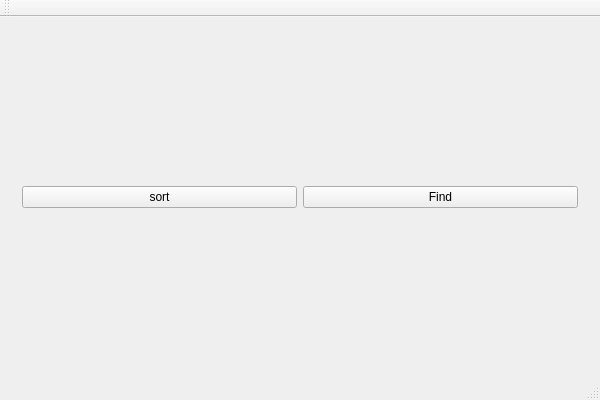
Qt form SpreadSheet/MainWindow.ui (houbo0601/SpreadSheet_) before a commit.
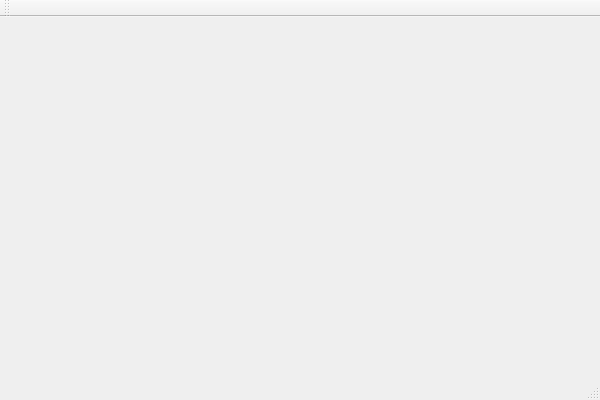
The same form after that commit.

```diff
--- a/SpreadSheet/MainWindow.ui
+++ b/SpreadSheet/MainWindow.ui
@@ -17,22 +17,7 @@
    <layout class="QVBoxLayout" name="verticalLayout">
     <item>
      <widget class="QWidget" name="widget" native="true">
-      <layout class="QHBoxLayout" name="horizontalLayout">
-       <item>
-        <widget class="QPushButton" name="sortButton">
-         <property name="text">
-          <string>sort</string>
-         </property>
-        </widget>
-       </item>
-       <item>
-        <widget class="QPushButton" name="findButton">
-         <property name="text">
-          <string>Find</string>
-         </property>
-        </widget>
-       </item>
-      </layout>
+      <layout class="QHBoxLayout" name="horizontalLayout"/>
      </widget>
     </item>
    </layout>
```
